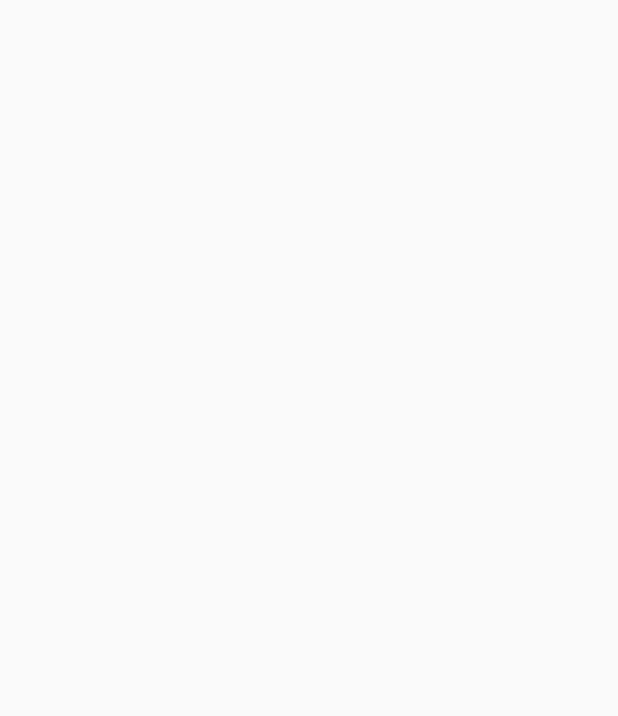
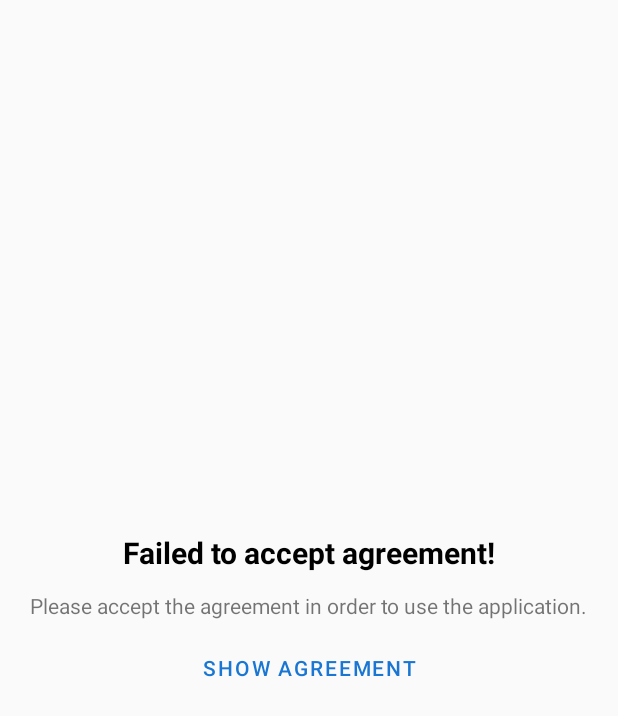
Before and after one commit to 5AbhishekSaxena/GermanPocketDictionary, an Android app: the screen it shows after launch (AgreementActivity), on a phone screen of 412 x 824 dp. Before the commit the part shown is empty. Shown: the top 716 px of the screen. Run offline under Robolectric (Android 15) with nearby library versions, the phone set to English and light mode, and no system bars.

Commit message:
Add onDisagree flow for agreement acceptance.

```diff
--- a/app/src/main/java/com/abhishek/germanPocketDictionary/activity/agreement/AgreementActivity.kt
+++ b/app/src/main/java/com/abhishek/germanPocketDictionary/activity/agreement/AgreementActivity.kt
@@ -3,9 +3,9 @@ package com.abhishek.germanPocketDictionary.activity.agreement
 import android.annotation.SuppressLint
 import android.content.DialogInterface
 import android.content.Intent
-import android.os.Build
 import android.os.Bundle
 import android.view.View
+import android.widget.Button
 import android.widget.CheckBox
 import android.widget.CompoundButton
 import android.widget.ProgressBar
@@ -30,6 +30,7 @@ class AgreementActivity : AppCompatActivity() {
 
     override fun onCreate(savedInstanceState: Bundle?) {
         super.onCreate(savedInstanceState)
+        setContentView(R.layout.activity_agreement)
 
         viewModel.migrateOldAgreementStatusKeyToNewOneIfPresent()
 
@@ -38,6 +39,11 @@ class AgreementActivity : AppCompatActivity() {
             onAgreementAccepted()
         else
             setupAgreementAlertDialog()
+
+        val showAgreementButton: Button = findViewById(R.id.show_agreement_button)
+        showAgreementButton.setOnClickListener {
+            setupAgreementAlertDialog()
+        }
     }
 
     private fun setupAgreementAlertDialog() {
@@ -70,13 +76,6 @@ class AgreementActivity : AppCompatActivity() {
                 "I Disagree"
             ) { _: DialogInterface?, _: Int ->
                 viewModel.onAgreementDenied()
-
-                Toast.makeText(this, "Application is Closing", Toast.LENGTH_SHORT)
-                    .show()
-                if (Build.VERSION.SDK_INT >= Build.VERSION_CODES.LOLLIPOP) {
-                    finishAndRemoveTask()
-                } else
-                    finishAffinity()
             }
             .setCancelable(false)
         alertDialog = builder.create()
--- /dev/null
+++ b/app/src/main/res/layout/activity_agreement.xml
@@ -0,0 +1,45 @@
+<?xml version="1.0" encoding="utf-8"?>
+<androidx.constraintlayout.widget.ConstraintLayout xmlns:android="http://schemas.android.com/apk/res/android"
+    xmlns:app="http://schemas.android.com/apk/res-auto"
+    android:layout_width="match_parent"
+    android:layout_height="match_parent"
+    android:padding="16dp">
+
+    <TextView
+        android:id="@+id/agreement_status"
+        android:layout_width="wrap_content"
+        android:layout_height="wrap_content"
+        android:text="Failed to accept agreement!"
+        android:textColor="#000000"
+        android:textSize="20sp"
+        android:textStyle="bold"
+        app:layout_constraintBottom_toTopOf="@id/agreement_status_description"
+        app:layout_constraintEnd_toEndOf="parent"
+        app:layout_constraintStart_toStartOf="parent"
+        app:layout_constraintTop_toTopOf="parent"
+        app:layout_constraintVertical_chainStyle="packed" />
+
+    <TextView
+        android:id="@+id/agreement_status_description"
+        android:layout_width="wrap_content"
+        android:layout_height="wrap_content"
+        android:layout_marginTop="12dp"
+        android:text="Please accept the agreement in order to use the application."
+        app:layout_constraintBottom_toTopOf="@id/show_agreement_button"
+        app:layout_constraintEnd_toEndOf="parent"
+        app:layout_constraintStart_toStartOf="parent"
+        app:layout_constraintTop_toBottomOf="@id/agreement_status" />
+
+    <Button
+        android:id="@+id/show_agreement_button"
+        style="@style/Widget.MaterialComponents.Button.OutlinedButton"
+        android:layout_width="wrap_content"
+        android:layout_height="wrap_content"
+        android:layout_marginTop="8dp"
+        android:text="Show Agreement"
+        app:layout_constraintBottom_toBottomOf="parent"
+        app:layout_constraintEnd_toEndOf="parent"
+        app:layout_constraintStart_toStartOf="parent"
+        app:layout_constraintTop_toBottomOf="@id/agreement_status_description" />
+
+</androidx.constraintlayout.widget.ConstraintLayout>
```
